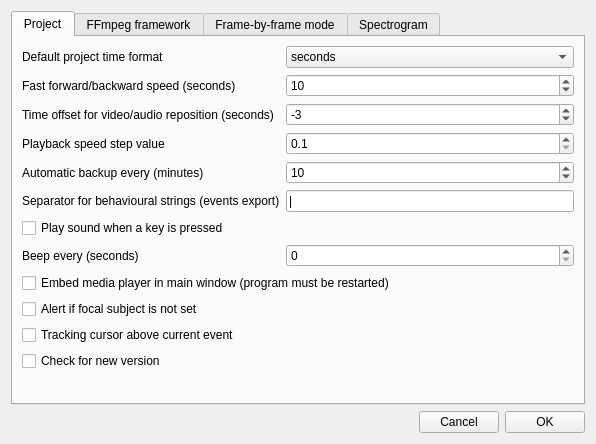
Old version of the form preferences.ui in the repository olivierfriard/BORIS.
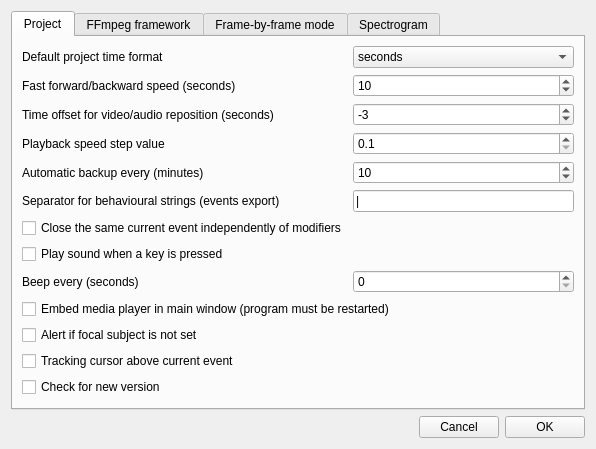
New version of the form. The open tabs and pages were chosen to show the change.

What changed in the file:
```diff
--- a/preferences.ui
+++ b/preferences.ui
@@ -152,51 +152,58 @@
              </property>
             </widget>
            </item>
-           <item row="6" column="0">
+           <item row="7" column="0">
             <widget class="QCheckBox" name="cbConfirmSound">
              <property name="text">
               <string>Play sound when a key is pressed</string>
              </property>
             </widget>
            </item>
-           <item row="7" column="0">
+           <item row="8" column="0">
             <widget class="QLabel" name="label_8">
              <property name="text">
               <string>Beep every (seconds)</string>
              </property>
             </widget>
            </item>
-           <item row="7" column="1">
+           <item row="8" column="1">
             <widget class="QSpinBox" name="sbBeepEvery"/>
            </item>
-           <item row="8" column="0" colspan="2">
+           <item row="9" column="0" colspan="2">
             <widget class="QCheckBox" name="cbEmbedPlayer">
              <property name="text">
               <string>Embed media player in main window (program must be restarted)</string>
              </property>
             </widget>
            </item>
-           <item row="9" column="0">
+           <item row="10" column="0">
             <widget class="QCheckBox" name="cbAlertNoFocalSubject">
              <property name="text">
               <string>Alert if focal subject is not set</string>
              </property>
             </widget>
            </item>
-           <item row="10" column="0">
+           <item row="11" column="0">
             <widget class="QCheckBox" name="cbTrackingCursorAboveEvent">
              <property name="text">
               <string>Tracking cursor above current event</string>
              </property>
             </widget>
            </item>
-           <item row="11" column="0">
+           <item row="12" column="0">
             <widget class="QCheckBox" name="cbCheckForNewVersion">
              <property name="text">
               <string>Check for new version</string>
              </property>
             </widget>
            </item>
+           <item row="6" column="0">
+            <widget class="QCheckBox" name="cbCloseSameEvent">
+             <property name="text">
+              <string>Close the same current event independently of modifiers</string>
+             </property>
+            </widget>
+           </item>
           </layout>
          </item>
         </layout>
```
Left out of the diff: 2 changed lines with no effect on the pictures.
